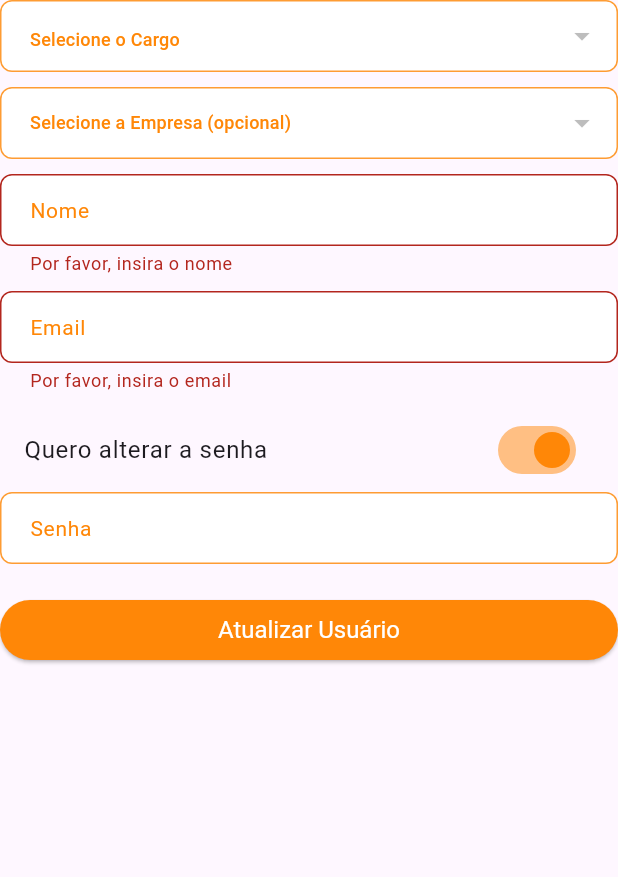
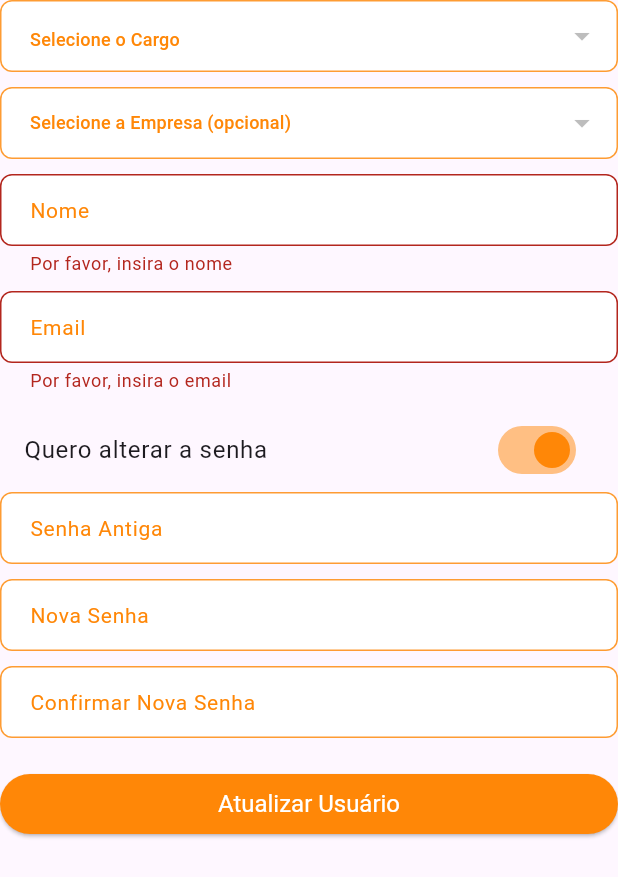
Before and after one commit to OPT120-DEV-MOBILE/app-loja-front-end, a Flutter app: the EditUserForm widget shown alone on an empty page, opened directly with empty values, after a tap on "Atualizar Usuário", after a tap on "Quero alterar a senha", on a phone screen of 412 x 824 dp. Shown: the top 877 px of the screen. Run offline on Flutter 3.47's test engine with Material 3 defaults, Android fonts, the light colour scheme and no system bars; our stand-ins replace dio, dropdown_search, flutter_masked_text2, fluttertoast, shared_preferences; accounts and stored records are empty; network calls fail.

Commit message:
#09 - Alteração de senha usuários

```diff
--- a/lib/screens/user/user.dart
+++ b/lib/screens/user/user.dart
@@ -8,6 +8,7 @@ import 'package:flutter/material.dart';
 import 'package:dio/dio.dart';
 import 'package:flutter_masked_text2/flutter_masked_text2.dart';
 import 'package:shared_preferences/shared_preferences.dart';
+import 'package:fluttertoast/fluttertoast.dart';
 
 class UserScreen extends StatefulWidget {
   const UserScreen({super.key});
@@ -517,7 +518,9 @@ class _EditUserFormState extends State<EditUserForm> {
   final _formKey = GlobalKey<FormState>();
   final _nameController = TextEditingController();
   final _emailController = TextEditingController();
+  final _oldPasswordController = TextEditingController();
   final _passwordController = TextEditingController();
+  final _confirmPasswordController = TextEditingController();
   final _cpfController = MaskedTextController(mask: '000.000.000-00');
 
   final List<Empresa> _empresas = [];
@@ -585,7 +588,8 @@ class _EditUserFormState extends State<EditUserForm> {
             'id': widget.user.id,
             'nome': _nameController.text,
             'email': _emailController.text,
-            'senha': _passwordController.text,
+            'senhaNova': _passwordController.text,
+            'senhaAntiga': _alterarSenha ? _oldPasswordController.text : null,
             'cpf': _cpfController.text,
             'idEmpresa': _selectedEmpresa?.id,
             'roles': _selectedRole?.id,
@@ -594,12 +598,34 @@ class _EditUserFormState extends State<EditUserForm> {
         );
 
         if (response.statusCode == 201) {
+          Fluttertoast.showToast(
+            msg: "Usuário atualizado com sucesso!",
+            toastLength: Toast.LENGTH_SHORT,
+            gravity: ToastGravity.TOP,
+            backgroundColor: Colors.red,
+            textColor: Colors.white,
+            fontSize: 16.0,
+          );
           widget.onFormSubmitted();
         } else {
-          // Handle error
+          Fluttertoast.showToast(
+            msg: "Erro ao atualizar usuário, senha antiga incorreta!",
+            toastLength: Toast.LENGTH_SHORT,
+            gravity: ToastGravity.TOP,
+            backgroundColor: Colors.red,
+            textColor: Colors.white,
+            fontSize: 16.0,
+          );
         }
       } catch (error) {
-        // Handle error
+        Fluttertoast.showToast(
+          msg: "Erro ao atualizar usuário, senha antiga incorreta!",
+          toastLength: Toast.LENGTH_SHORT,
+          gravity: ToastGravity.TOP,
+          backgroundColor: Colors.red,
+          textColor: Colors.white,
+          fontSize: 16.0,
+        );
       }
     }
   }
@@ -695,21 +721,52 @@ class _EditUserFormState extends State<EditUserForm> {
               inactiveThumbColor: AppStyles.secondaryColor,
               inactiveTrackColor: AppStyles.secondaryColor.withOpacity(0.3),
             ),
-          if (!_isCliente && _alterarSenha)
+          if (!_isCliente && _alterarSenha) ...[
             TextFormField(
-              controller: _passwordController,
+              controller: _oldPasswordController, // Campo de senha antiga
               decoration: AppStyles.textFieldDecoration.copyWith(
-                hintText: 'Senha',
+                hintText: 'Senha Antiga',
                 hintStyle: AppStyles.formTextStyle,
               ),
               obscureText: true,
               validator: (value) {
                 if (_alterarSenha && (value == null || value.isEmpty)) {
-                  return 'Por favor, insira a senha';
+                  return 'Por favor, insira a senha antiga';
                 }
                 return null;
               },
             ),
+            const SizedBox(height: 10),
+            TextFormField(
+              controller: _passwordController,
+              decoration: AppStyles.textFieldDecoration.copyWith(
+                hintText: 'Nova Senha',
+                hintStyle: AppStyles.formTextStyle,
+              ),
+              obscureText: true,
+              validator: (value) {
+                if (_alterarSenha && (value == null || value.isEmpty)) {
+                  return 'Por favor, insira a nova senha';
+                }
+                return null;
+              },
+            ),
+            const SizedBox(height: 10),
+            TextFormField(
+              controller: _confirmPasswordController,
+              decoration: AppStyles.textFieldDecoration.copyWith(
+                hintText: 'Confirmar Nova Senha',
+                hintStyle: AppStyles.formTextStyle,
+              ),
+              obscureText: true,
+              validator: (value) {
+                if (_alterarSenha && (value != _passwordController.text)) {
+                  return 'As senhas não coincidem';
+                }
+                return null;
+              },
+            ),
+          ],
           const SizedBox(height: 20),
           ElevatedButton(
             onPressed: _submitForm,
```
